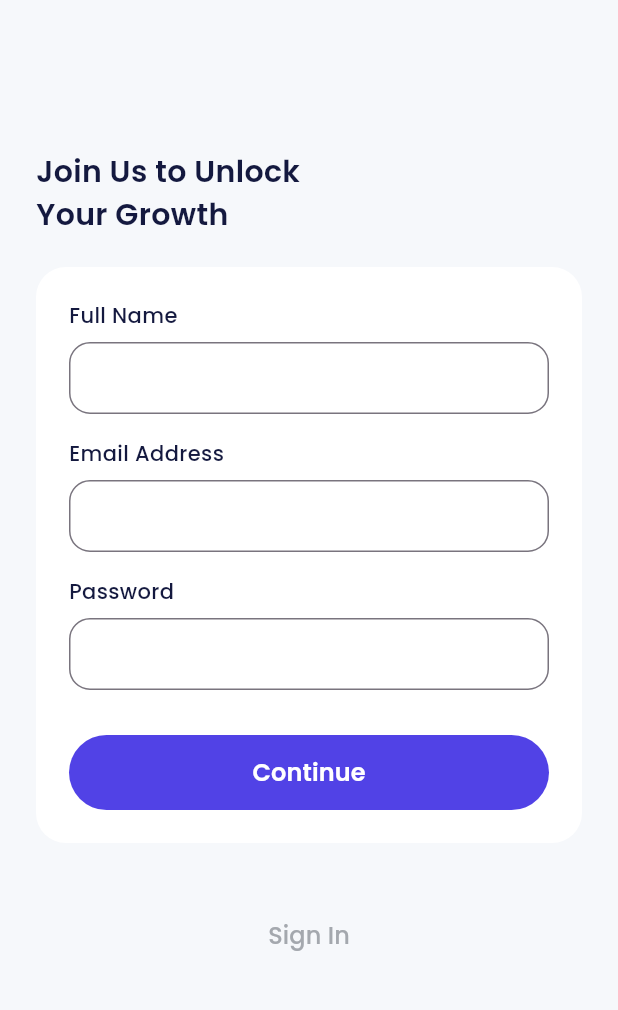
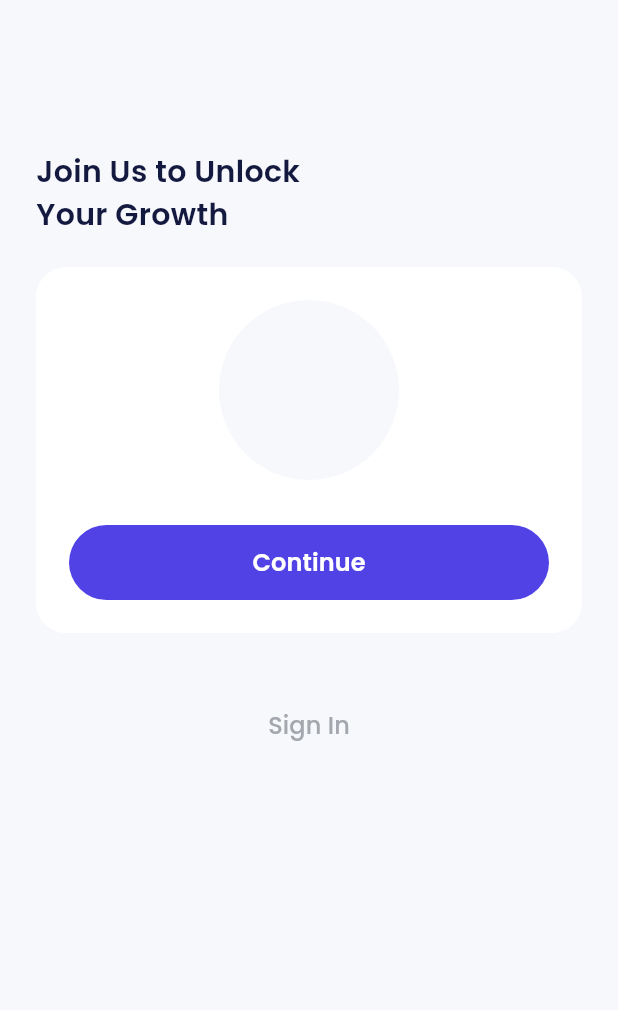
Before and after one commit to feyto81/bank_sha, a Flutter app: the SignUpUploadProfilePage screen opened by its route, on a phone screen of 412 x 824 dp, the part 225-1235 px from its top. Run offline on Flutter 3.47's test engine with Material 3 defaults, Android fonts, the phone set to English and light mode, and no system bars; our stand-ins replace carousel_slider, google_fonts.

Commit message:
feat(Sign Up Upload Profile Page):adding container share in

```diff
--- a/lib/ui/pages/sign_up_page.dart
+++ b/lib/ui/pages/sign_up_page.dart
@@ -73,7 +73,9 @@ class SignUpPage extends StatelessWidget {
                 ),
                 CustomFilledButton(
                   title: 'Continue',
-                  onPressed: () {},
+                  onPressed: () {
+                    Navigator.pushNamed(context, '/sign-up-upload-profile');
+                  },
                 ),
               ],
             ),
--- a/lib/ui/pages/sign_up_upload_profile_page.dart
+++ b/lib/ui/pages/sign_up_upload_profile_page.dart
@@ -47,26 +47,14 @@ class SignUpUploadProfilePage extends StatelessWidget {
               color: whiteColor,
             ),
             child: Column(
-              crossAxisAlignment: CrossAxisAlignment.start,
               children: [
-                // Full name
-                const CustomFormField(
-                  title: 'Full Name',
-                ),
-                const SizedBox(
-                  height: 16,
-                ),
-                // NOTE: EMAIL INPUT
-                const CustomFormField(
-                  title: 'Email Address',
-                ),
-                const SizedBox(
-                  height: 16,
-                ),
-                // NOTE: PASSWORD INPUT
-                const CustomFormField(
-                  title: 'Password',
-                  obscureText: true,
+                Container(
+                  width: 120,
+                  height: 120,
+                  decoration: BoxDecoration(
+                    shape: BoxShape.circle,
+                    color: ligthBackgroundColor,
+                  ),
                 ),
                 const SizedBox(
                   height: 30,
```
